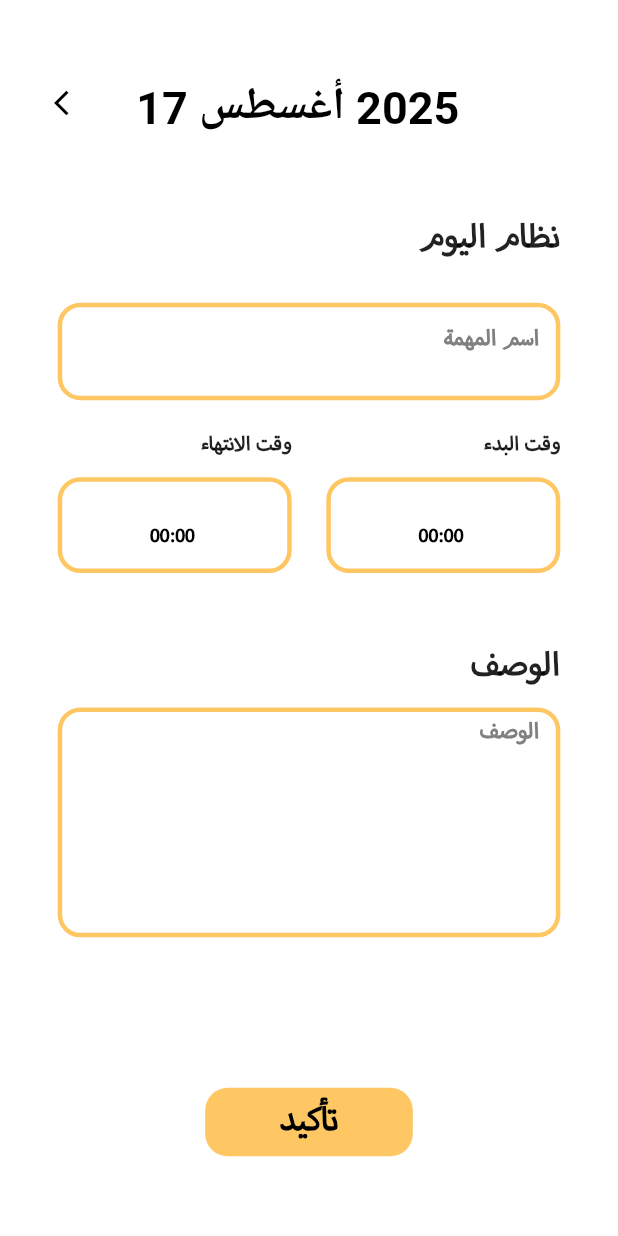
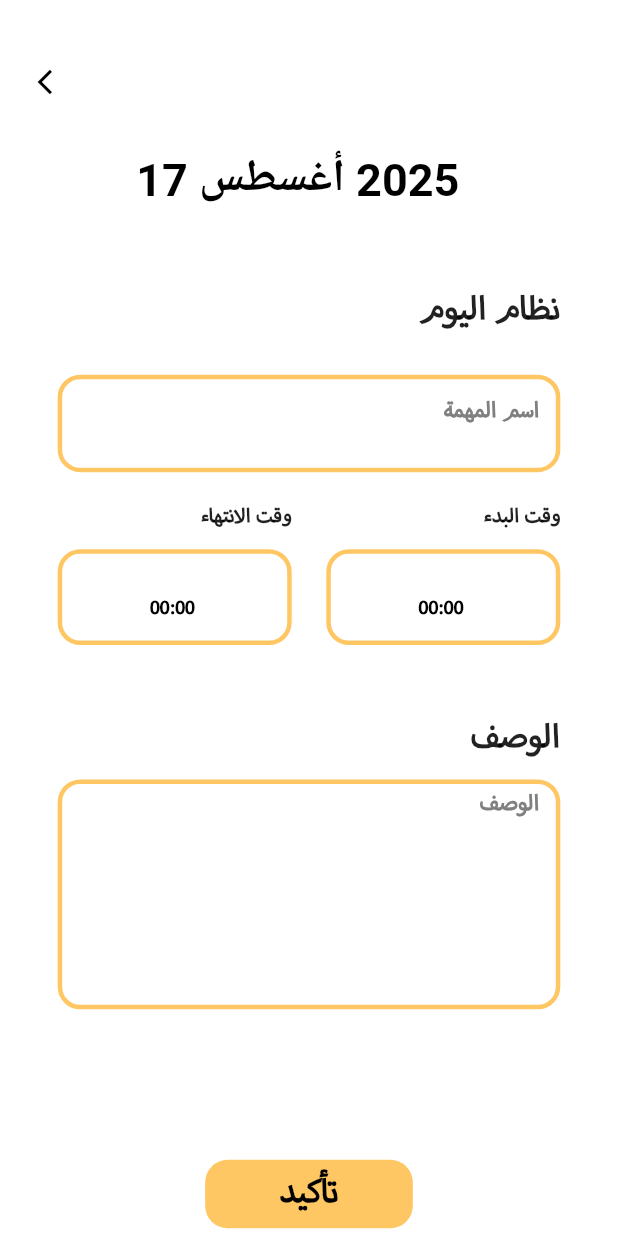
Before and after one commit to Abdelelah-PAL/foodlink, a Flutter app: the AddTaskScreen screen opened directly with empty values, on a phone screen of 412 x 824 dp. Run offline on Flutter 3.47's test engine with Material 3 defaults, Android fonts, the phone set to English and light mode, and no system bars; our stand-ins replace cloud_firestore, firebase_auth, firebase_core, firebase_storage, fluttertoast, get and 3 more; accounts and stored records are empty; statements that could not run were skipped.

Commit message:
fixing issues

```diff
--- a/lib/models/task.dart
+++ b/lib/models/task.dart
@@ -6,6 +6,7 @@ class Task {
   String? description;
   DateTime date;
   String userId;
+  int userTypeId;
 
 
   Task({
@@ -16,6 +17,7 @@ class Task {
     this.description,
     required this.date,
     required this.userId,
+    required this.userTypeId,
   });
 
   factory Task.fromJson(Map<String, dynamic> json, docId) {
@@ -27,6 +29,7 @@ class Task {
       description: json['description'],
       date: json['date'].toDate(),
       userId: json['user_id'],
+      userTypeId: json['user_type_id'],
     );
   }
 
--- a/lib/providers/meals_provider.dart
+++ b/lib/providers/meals_provider.dart
@@ -393,4 +393,9 @@ class MealsProvider with ChangeNotifier {
     notifyListeners();
   }
 
+  void removeMealFromFavoriteList(String id) {
+    favoriteMeals.removeWhere((meal) => meal.documentId == id);
+    notifyListeners();
+  }
+
 }
--- a/lib/screens/authentication_screens/login_screen.dart
+++ b/lib/screens/authentication_screens/login_screen.dart
@@ -140,11 +140,10 @@ class _LoginScreenState extends State<LoginScreen> {
                                         value: _authController.rememberMe,
                                         onChanged: (bool? newValue) {
                                           setState(() {
-                                            _authController.toggleRememberMe();
+                                            _authController.rememberMe = newValue ?? false;
                                           });
                                         },
-                                        side: const BorderSide(
-                                            color: AppColors.textFieldBorderColor),
+                                        side: const BorderSide(color: AppColors.textFieldBorderColor),
                                       ),
                                     ),
                                     Padding(
--- a/lib/screens/schedule/add_task_screen.dart
+++ b/lib/screens/schedule/add_task_screen.dart
@@ -19,11 +19,12 @@ import 'package:intl/intl.dart' as intl;
 
 class AddTaskScreen extends StatefulWidget {
   const AddTaskScreen(
-      {super.key, required this.date, required this.userId, required this.day});
+      {super.key, required this.date, required this.userId, required this.day, required this.userTypeId});
 
   final DateTime date;
   final String day;
   final String userId;
+  final int userTypeId;
 
   @override
   State<AddTaskScreen> createState() => _AddTaskScreenState();
@@ -59,12 +60,12 @@ class _AddTaskScreenState extends State<AddTaskScreen> {
             .join(' ');
     return Scaffold(
         resizeToAvoidBottomInset: false,
-        appBar: PreferredSize(
-            preferredSize: Size.fromHeight(SizeConfig.getProportionalHeight(0)),
-            child: Padding(
-              padding: EdgeInsets.symmetric(
-                  vertical: SizeConfig.getProportionalHeight(50),
-                  horizontal: SizeConfig.getProportionalWidth(20)),
+        body: Column(
+          children: [
+            Padding(
+              padding: EdgeInsets.only(
+                  top: SizeConfig.getProportionalHeight(30),
+                  left: SizeConfig.getProportionalWidth(10)),
               child: Row(
                   textDirection: TextDirection.rtl,
                   mainAxisAlignment: MainAxisAlignment.end,
@@ -74,10 +75,11 @@ class _AddTaskScreenState extends State<AddTaskScreen> {
                       Get.back();
                     })
                   ]),
-            )),
-        body: Padding(
+            ),
+
+            Padding(
               padding: EdgeInsets.only(
-              top: SizeConfig.getProportionalHeight(50),
+                  top: SizeConfig.getProportionalHeight(20),
                   left: SizeConfig.getProportionalWidth(35),
                   right: SizeConfig.getProportionalWidth(35),
                   bottom: SizeConfig.getProportionalHeight(30)),
@@ -118,10 +120,10 @@ class _AddTaskScreenState extends State<AddTaskScreen> {
                       padding: EdgeInsets.only(
                           top: SizeConfig.getProportionalHeight(50),
                           bottom: SizeConfig.getProportionalHeight(25)),
-                  child: const CustomText(
+                      child:  CustomText(
                           isCenter: false,
                           text: "today_system",
-                      fontSize: 30,
+                          fontSize: settingsProvider.language == "en" ? 24 : 30,
                           fontWeight: FontWeight.bold),
                     ),
                     CustomAppTextField(
@@ -270,7 +272,8 @@ class _AddTaskScreenState extends State<AddTaskScreen> {
                               description:
                                   TaskController().descriptionController.text,
                               date: widget.date,
-                          userId: widget.userId));
+                              userId: widget.userId,
+                              userTypeId: widget.userTypeId));
                           TaskController().clearControllers();
                           Get.to(const Dashboard(
                             initialIndex: 2,
@@ -286,6 +289,8 @@ class _AddTaskScreenState extends State<AddTaskScreen> {
                   ],
                 ),
               ),
+            ),
+          ],
         ));
   }
 
--- a/lib/services/task_services.dart
+++ b/lib/services/task_services.dart
@@ -17,13 +17,14 @@ class TaskServices with ChangeNotifier {
     }
   }
 
-  Future<List<Task>> getAllTasksByDate(DateTime date, String userId) async {
+  Future<List<Task>> getAllTasksByDate(DateTime date, String userId, int userTypeId ) async {
     try {
 
       QuerySnapshot<Map<String, dynamic>> taskQuery = await _firebaseFireStore
           .collection('tasks')
           .where('date', isEqualTo: date)
           .where('user_id', isEqualTo: userId)
+          .where('user_type_id', isEqualTo: userTypeId)
           .get();
 
       List<Task> tasks = taskQuery.docs.map((doc) {
```
Also changed, not shown: lib/providers/task_provider.dart (+5 -5 lines), lib/screens/food_screens/widgets/list_meal_tile.dart (+1 -7 lines), lib/screens/schedule/schedule.dart (+18 -10 lines). Lines whose indentation alone changed are shown as unchanged.
